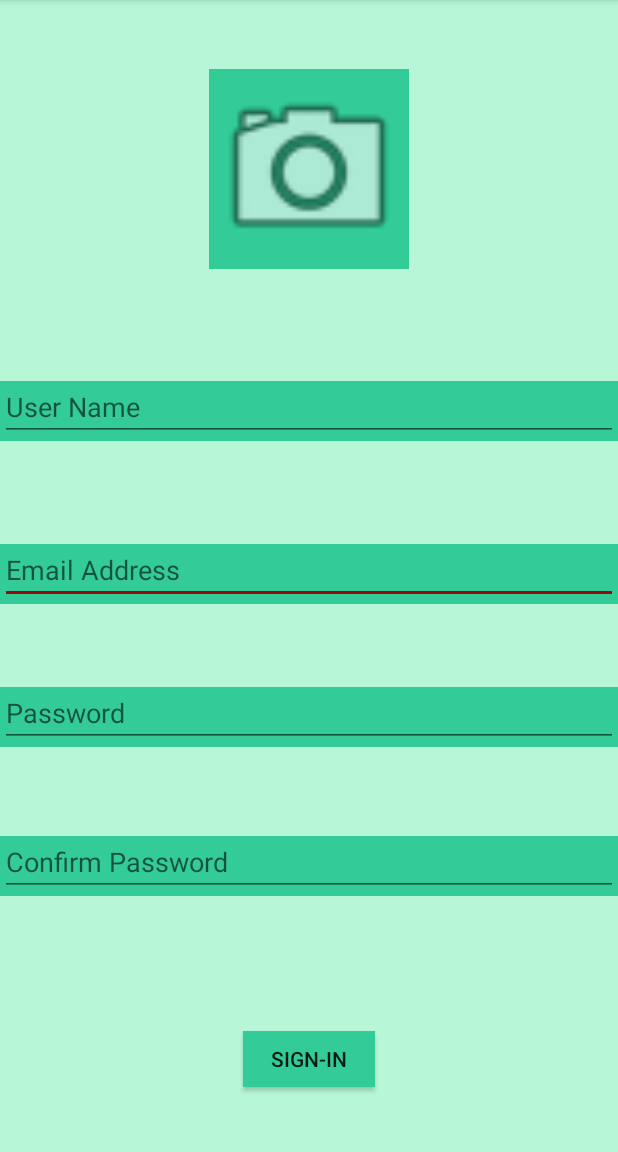
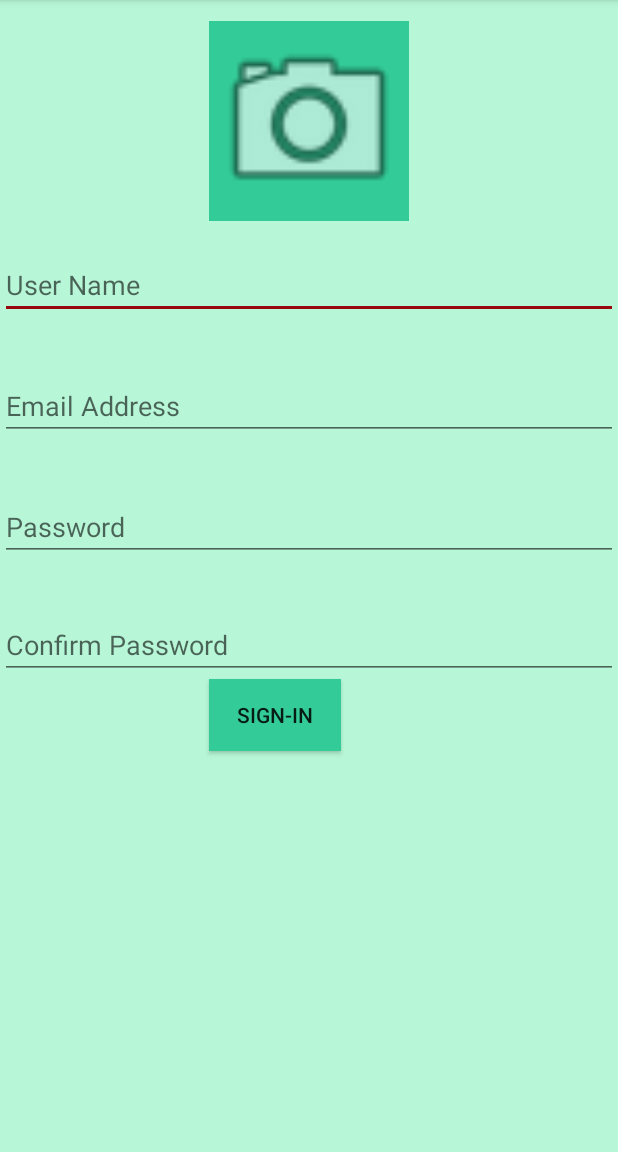
Before and after one commit to nammi31/MyCycleWayNew_Nammi, an Android app: the EmailSignUpinActivity screen opened directly, with no data from a screen before it, on a phone screen of 412 x 824 dp, the part 84-1236 px from its top. Run offline under Robolectric (Android 15) with nearby library versions, the phone set to English and light mode, and no system bars; our stand-ins replace Firebase (no records; nobody signed in at launch, a user with empty details on screens opened directly).

Commit message:
relative

```diff
--- a/app/src/main/res/layout/activity_email_sign_up.xml
+++ b/app/src/main/res/layout/activity_email_sign_up.xml
@@ -8,103 +8,72 @@
     tools:context="com.example.prime.mycyclewaynew.Authentications.EmailSignUpinActivity">
 
 
-    <LinearLayout
-        android:id="@+id/linearLayout"
+    <RelativeLayout
         android:layout_width="match_parent"
-        android:layout_height="40dp"
-        android:background="@color/welcomeBackgrround"
+        android:layout_height="match_parent"
         app:layout_constraintBottom_toBottomOf="parent"
         app:layout_constraintEnd_toEndOf="parent"
-        app:layout_constraintHorizontal_bias="0.0"
+        app:layout_constraintHorizontal_bias="0.5"
         app:layout_constraintStart_toStartOf="parent"
-        app:layout_constraintTop_toTopOf="parent"
-        app:layout_constraintVertical_bias="0.498">
-
-        <EditText
-            android:id="@+id/EmailET"
-            style="@android:style/Widget.EditText"
-            android:layout_width="wrap_content"
-            android:layout_height="match_parent"
-            android:layout_weight="1"
-            android:ems="10"
-            android:hint="Email Address"
-            android:inputType="textEmailAddress" />
-    </LinearLayout>
-
-    <LinearLayout
-        android:id="@+id/linearLayout2"
-        android:layout_width="match_parent"
-        android:layout_height="40dp"
-        android:background="@color/welcomeBackgrround"
-        app:layout_constraintBottom_toBottomOf="parent"
-        app:layout_constraintEnd_toEndOf="parent"
-        app:layout_constraintHorizontal_bias="0.0"
-        app:layout_constraintStart_toStartOf="parent"
-        app:layout_constraintTop_toTopOf="parent"
-        app:layout_constraintVertical_bias="0.766">
-
-        <EditText
-            android:id="@+id/CpassET"
-            android:layout_width="wrap_content"
-            android:layout_height="wrap_content"
-            android:layout_weight="1"
-            android:ems="10"
-            android:hint="Confirm Password"
-            android:inputType="textPassword" />
-    </LinearLayout>
-
-    <LinearLayout
-        android:id="@+id/linearLayout3"
-        android:layout_width="match_parent"
-        android:layout_height="40dp"
-        android:background="@color/welcomeBackgrround"
-        app:layout_constraintBottom_toBottomOf="parent"
-        app:layout_constraintEnd_toEndOf="parent"
-        app:layout_constraintHorizontal_bias="0.0"
-        app:layout_constraintStart_toStartOf="parent"
-        app:layout_constraintTop_toTopOf="parent"
-        app:layout_constraintVertical_bias="0.629">
-
-        <EditText
-            android:id="@+id/PassET"
-            android:layout_width="wrap_content"
-            android:layout_height="match_parent"
-            android:layout_weight="1"
-            android:ems="10"
-            android:hint="Password"
-            android:inputType="textPassword" />
-    </LinearLayout>
-
-    <LinearLayout
-        android:id="@+id/linearLayout4"
-        android:layout_width="match_parent"
-        android:layout_height="40dp"
-        android:background="@color/welcomeBackgrround"
-        app:layout_constraintBottom_toBottomOf="parent"
-        app:layout_constraintEnd_toEndOf="parent"
-        app:layout_constraintHorizontal_bias="0.0"
-        app:layout_constraintStart_toStartOf="parent"
-        app:layout_constraintTop_toTopOf="parent"
-        app:layout_constraintVertical_bias="0.349">
-
+        app:layout_constraintTop_toTopOf="parent">
 
         <EditText
             android:id="@+id/nameEditText"
             android:layout_width="match_parent"
-            android:layout_height="match_parent"
+            android:layout_height="wrap_content"
+            android:layout_alignParentStart="true"
+            android:layout_below="@+id/imageView"
+            android:layout_marginTop="20dp"
             android:layout_weight="1"
             android:ems="10"
             android:hint="User Name"
             android:inputType="textPersonName"
             android:textSize="18sp" />
-    </LinearLayout>
+
+        <EditText
+            android:id="@+id/EmailET"
+            style="@android:style/Widget.EditText"
+            android:layout_width="match_parent"
+            android:layout_height="wrap_content"
+            android:layout_alignParentStart="true"
+            android:layout_below="@+id/nameEditText"
+            android:layout_marginTop="35dp"
+            android:layout_weight="1"
+            android:ems="10"
+            android:hint="Email Address"
+            android:inputType="textEmailAddress" />
+
+        <EditText
+            android:id="@+id/PassET"
+            android:layout_width="match_parent"
+            android:layout_height="wrap_content"
+            android:layout_below="@+id/EmailET"
+            android:layout_marginTop="35dp"
+
+            android:layout_weight="1"
+            android:ems="10"
+            android:hint="Password"
+            android:inputType="textPassword" />
+
+        <EditText
+            android:id="@+id/CpassET"
+            android:layout_width="match_parent"
+            android:layout_height="wrap_content"
+            android:layout_alignParentStart="true"
+            android:layout_below="@+id/PassET"
+            android:layout_marginTop="33dp"
+            android:layout_weight="1"
+            android:ems="10"
+            android:hint="Confirm Password"
+            android:inputType="textPassword" />
 
         <Button
             android:id="@+id/btnSignIn"
             android:layout_width="wrap_content"
-        android:layout_height="37dp"
+            android:layout_height="wrap_content"
 
-        android:layout_centerHorizontal="true"
+            android:layout_alignStart="@+id/imageView"
+            android:layout_below="@+id/CpassET"
             android:background="@color/welcomeBackgrround"
             android:text="@string/sign_in"
             app:layout_constraintBottom_toBottomOf="parent"
@@ -117,6 +86,9 @@
             android:id="@+id/imageView"
             android:layout_width="133dp"
             android:layout_height="133dp"
+            android:layout_alignParentTop="true"
+            android:layout_centerHorizontal="true"
+            android:layout_marginTop="14dp"
             android:background="@color/welcomeBackgrround"
             app:layout_constraintBottom_toBottomOf="parent"
             app:layout_constraintEnd_toEndOf="parent"
@@ -130,6 +102,8 @@
             style="?android:attr/progressBarStyle"
             android:layout_width="wrap_content"
             android:layout_height="wrap_content"
+            android:layout_alignParentEnd="true"
+            android:layout_below="@+id/btnSignIn"
             app:layout_constraintBottom_toBottomOf="parent"
             app:layout_constraintEnd_toEndOf="parent"
             app:layout_constraintHorizontal_bias="0.955"
@@ -137,4 +111,6 @@
             app:layout_constraintTop_toTopOf="parent"
             app:layout_constraintVertical_bias="0.016" />
 
+    </RelativeLayout>
+
 </android.support.constraint.ConstraintLayout>
```
Lines whose indentation alone changed are shown as unchanged.
